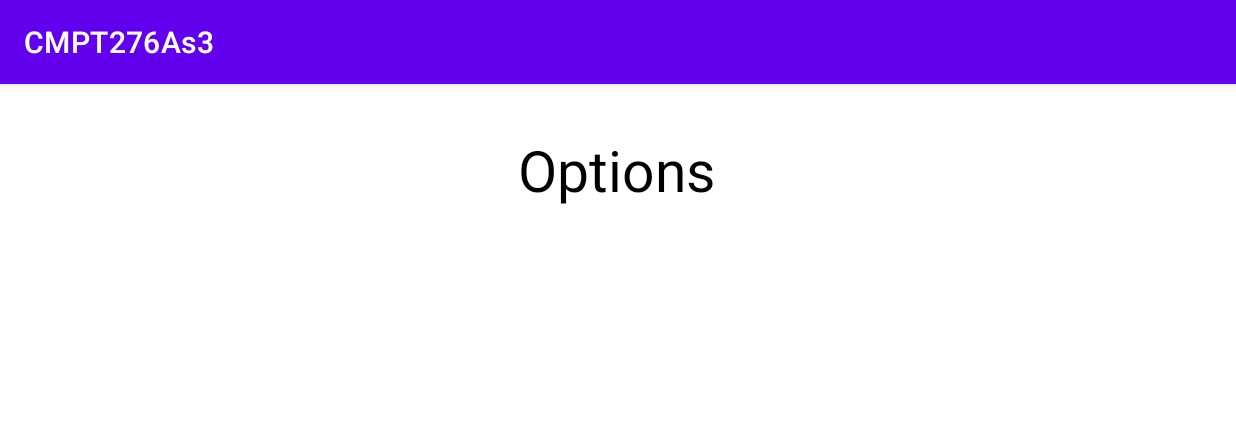
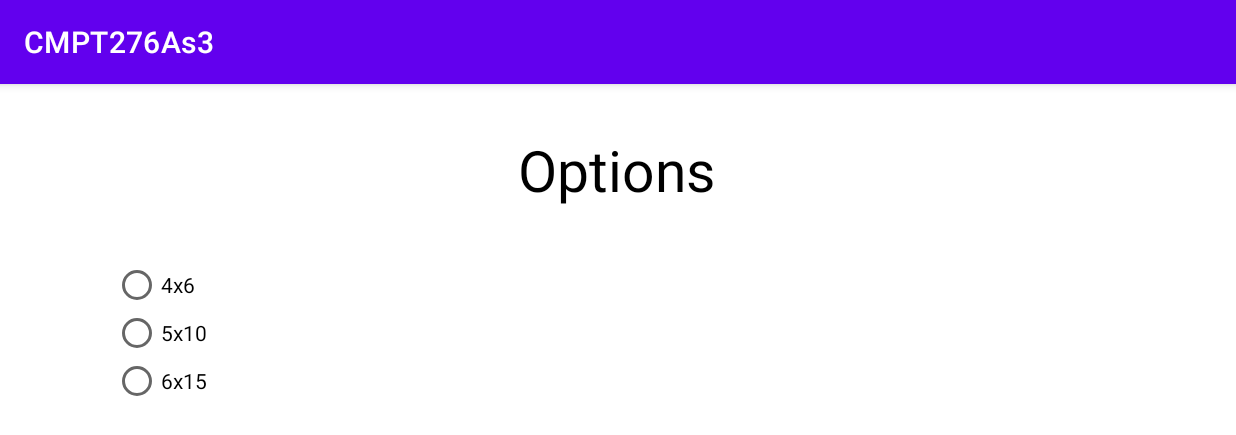
Before and after one commit to sumritsanghera/MineSeeker, an Android app: the Options screen opened directly, with no data from a screen before it, on a phone screen of 824 x 412 dp (held sideways). Shown: the top 435 px of the screen. Run offline under Robolectric (Android 15) with nearby library versions, the phone set to English and light mode, and no system bars.

Commit message:
Begin implement options activity with radio buttons.

```diff
--- a/app/src/main/java/com/example/cmpt276as3/WelcomeScreen.java
+++ b/app/src/main/java/com/example/cmpt276as3/WelcomeScreen.java
@@ -16,6 +16,7 @@ public class WelcomeScreen extends AppCompatActivity {
     protected void onCreate(Bundle savedInstanceState) {
         super.onCreate(savedInstanceState);
         setContentView(R.layout.activity_welcome_screen);
+        //https://www.youtube.com/watch?v=jXtof6OUtcE
         getSupportActionBar().hide();
 
         setupSkipButton();
--- a/app/src/main/java/com/example/cmpt276as3/model/Options.java
+++ b/app/src/main/java/com/example/cmpt276as3/model/Options.java
@@ -3,6 +3,9 @@ package com.example.cmpt276as3.model;
 import androidx.appcompat.app.AppCompatActivity;
 
 import android.os.Bundle;
+import android.provider.MediaStore;
+import android.widget.RadioButton;
+import android.widget.RadioGroup;
 
 import com.example.cmpt276as3.R;
 
@@ -12,5 +15,26 @@ public class Options extends AppCompatActivity {
     protected void onCreate(Bundle savedInstanceState) {
         super.onCreate(savedInstanceState);
         setContentView(R.layout.activity_options);
+
+        CreateRadioButtons();
+    }
+
+    private void CreateRadioButtons() {
+        RadioGroup group = (RadioGroup) findViewById(R.id.radioGroupGameOptions);
+
+        int[] numCellsRow = getResources().getIntArray(R.array.game_configuration_rows);
+        int[] numCellsCol = getResources().getIntArray(R.array.game_configuration_cols);
+
+        //Create the buttons
+        for(int i = 0; i < numCellsRow.length; i++) {
+            int numCellRow = numCellsRow[i];
+            int numCellCol = numCellsCol[i];
+
+            RadioButton button = new RadioButton(this);
+            button.setText(""+ numCellRow + "x" + numCellCol);
+
+            group.addView(button);
+        }
+
     }
 }
--- a/app/src/main/res/layout/activity_options.xml
+++ b/app/src/main/res/layout/activity_options.xml
@@ -19,4 +19,13 @@
         app:layout_constraintStart_toStartOf="parent"
         app:layout_constraintTop_toTopOf="parent"
         app:layout_constraintVertical_bias="0.102" />
+
+    <RadioGroup
+        android:id="@+id/radioGroupGameOptions"
+        android:layout_width="wrap_content"
+        android:layout_height="wrap_content"
+        android:layout_marginStart="75dp"
+        android:layout_marginTop="35dp"
+        app:layout_constraintStart_toStartOf="parent"
+        app:layout_constraintTop_toBottomOf="@+id/textView2" />
 </androidx.constraintlayout.widget.ConstraintLayout>
--- /dev/null
+++ b/app/src/main/res/values/game_options.xml
@@ -0,0 +1,13 @@
+<?xml version="1.0" encoding="utf-8"?>
+<resources>
+    <integer-array name="game_configuration_rows">
+        <item>4</item>
+        <item>5</item>
+        <item>6</item>
+    </integer-array>
+    <integer-array name="game_configuration_cols">
+        <item>6</item>
+        <item>10</item>
+        <item>15</item>
+    </integer-array>
+</resources>
```
